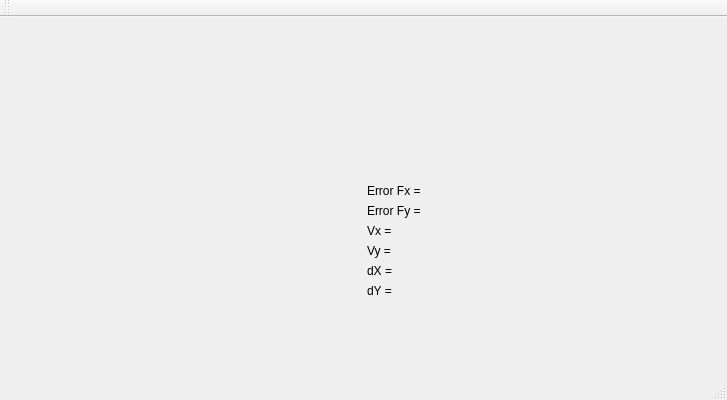
First picture: the form in mainwindow.ui, repository squarenabla/robot, before the edit.
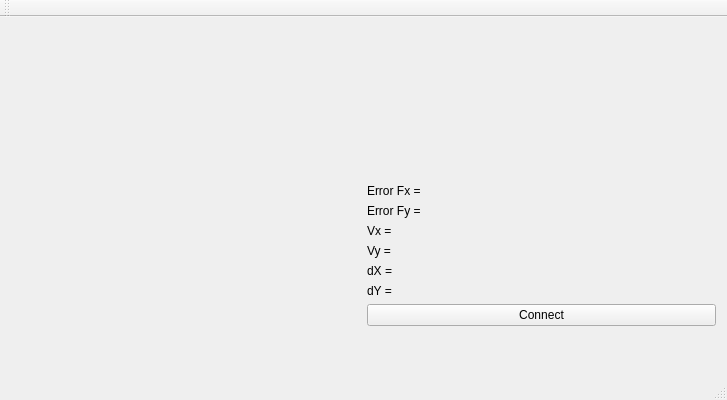
Second picture: the form after the edit. Custom widgets are drawn as their Qt base class.

What changed in the file:
```diff
--- a/mainwindow.ui
+++ b/mainwindow.ui
@@ -77,6 +77,13 @@
           </property>
          </widget>
         </item>
+        <item>
+         <widget class="QPushButton" name="pushButton">
+          <property name="text">
+           <string>Connect</string>
+          </property>
+         </widget>
+        </item>
         <item>
          <spacer name="verticalSpacer">
           <property name="orientation">
```
Left out of the diff: 2 changed lines with no effect on the pictures.
